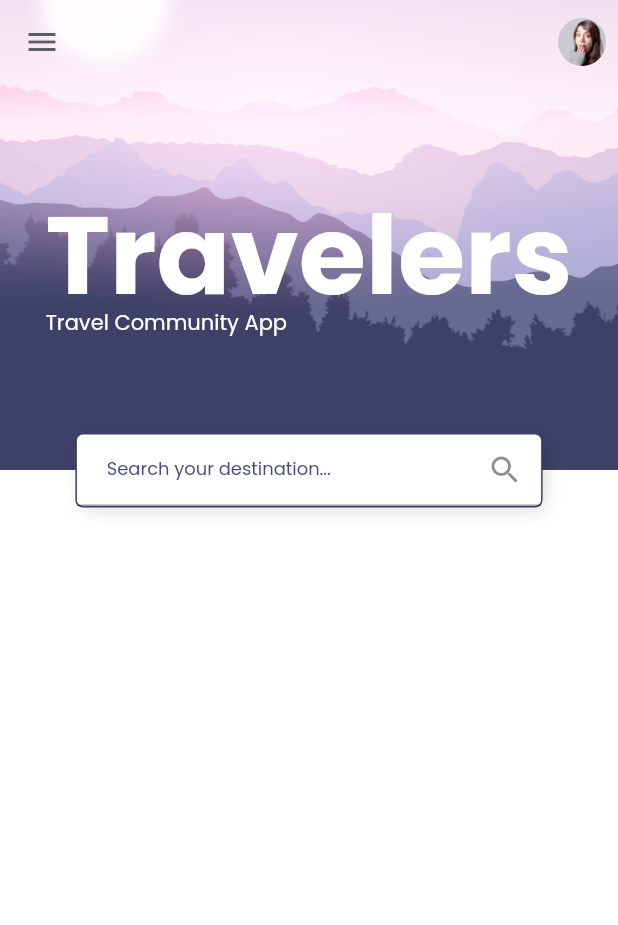
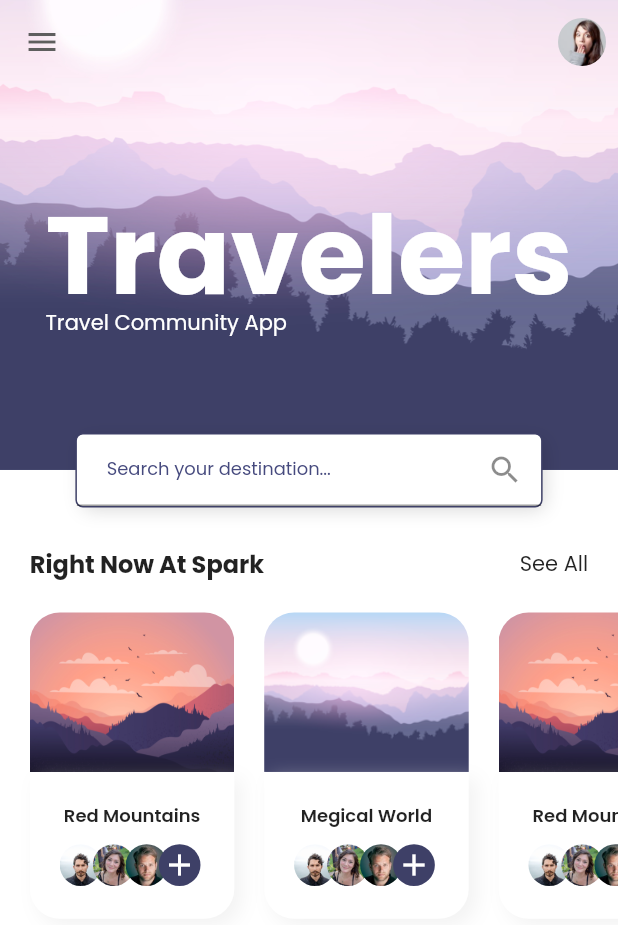
Before and after one commit to ijaewon/Travel_App, a Flutter app: the screen it shows after launch, on a phone screen of 412 x 824 dp. Shown: the top 925 px of the screen. Run offline on Flutter 3.47's test engine with Material 2 defaults, Android fonts, the phone set to English and light mode, and no system bars; our stand-ins replace google_fonts.

Commit message:
Popular PlaceCard done

```diff
--- /dev/null
+++ b/lib/components/place_card.dart
@@ -0,0 +1,117 @@
+import 'package:flutter/material.dart';
+import 'package:travel/constants.dart';
+import 'package:travel/models/TravelSpot.dart';
+import 'package:travel/models/User.dart';
+import 'package:travel/size_config.dart';
+
+class PlaceCard extends StatelessWidget {
+  const PlaceCard({Key key, @required this.travelSpot, @required this.press})
+      : super(key: key);
+
+  final TravelSpot travelSpot;
+  final GestureTapCallback press;
+
+  @override
+  Widget build(BuildContext context) {
+    return SizedBox(
+      width: getProportionateScreenWidth(137),
+      child: Column(
+        children: [
+          AspectRatio(
+            aspectRatio: 1.28,
+            child: Container(
+              decoration: BoxDecoration(
+                  borderRadius: BorderRadius.only(
+                    topLeft: Radius.circular(20),
+                    topRight: Radius.circular(20),
+                  ),
+                  image: DecorationImage(
+                    image: AssetImage(travelSpot.image),
+                    fit: BoxFit.cover,
+                  )),
+            ),
+          ),
+          Container(
+            width: getProportionateScreenWidth(137),
+            padding:
+                EdgeInsets.all(getProportionateScreenWidth(kDefaultPadding)),
+            decoration: BoxDecoration(
+                color: Colors.white,
+                borderRadius: BorderRadius.only(
+                    bottomLeft: Radius.circular(20),
+                    bottomRight: Radius.circular(20)),
+                boxShadow: [kDefualtShadow]),
+            child: Column(
+              children: [
+                Text(
+                  travelSpot.name,
+                  style: TextStyle(fontSize: 12, fontWeight: FontWeight.w600),
+                ),
+                VerticalSpacing(
+                  of: 10,
+                ),
+                Travelers(
+                  users: travelSpot.users,
+                )
+              ],
+            ),
+          ),
+        ],
+      ),
+    );
+  }
+}
+
+class Travelers extends StatelessWidget {
+  const Travelers({Key key, @required this.users}) : super(key: key);
+
+  final List<User> users;
+
+  @override
+  Widget build(BuildContext context) {
+    int totalUser = 0;
+
+    return SizedBox(
+      width: double.infinity,
+      height: getProportionateScreenWidth(30),
+      child: Stack(
+        children: [
+          ...List.generate(users.length, (index) {
+            totalUser++;
+            return Positioned(
+                left: (22 * index).toDouble(), child: buildTravelerFace(index));
+          }),
+          Positioned(
+            left: (22 * totalUser).toDouble(),
+            child: SizedBox(
+              height: getProportionateScreenWidth(28),
+              width: getProportionateScreenWidth(28),
+              child: FlatButton(
+                color: kPrimaryColor,
+                padding: EdgeInsets.zero,
+                shape: RoundedRectangleBorder(
+                    borderRadius: BorderRadius.circular(30)),
+                onPressed: () {},
+                child: Icon(
+                  Icons.add,
+                  color: Colors.white,
+                ),
+              ),
+            ),
+          )
+        ],
+      ),
+    );
+  }
+
+  ClipOval buildTravelerFace(int index) {
+    return ClipOval(
+      child: Image.asset(
+        travelSpots[0].users[index].image,
+        height: getProportionateScreenWidth(28),
+        width: getProportionateScreenWidth(28),
+        fit: BoxFit.cover,
+      ),
+    );
+  }
+}
--- /dev/null
+++ b/lib/components/section_title.dart
@@ -0,0 +1,32 @@
+import 'package:flutter/material.dart';
+import 'package:travel/constants.dart';
+import 'package:travel/size_config.dart';
+
+class SeletionTitle extends StatelessWidget {
+  const SeletionTitle({
+    Key key,
+    @required this.title,
+    @required this.press,
+  }) : super(key: key);
+
+  final String title;
+  final GestureTapCallback press;
+
+  @override
+  Widget build(BuildContext context) {
+    return Padding(
+      padding: EdgeInsets.symmetric(
+          horizontal: getProportionateScreenWidth(kDefaultPadding)),
+      child: Row(
+        children: [
+          Text(
+            title,
+            style: TextStyle(fontSize: 16, fontWeight: FontWeight.bold),
+          ),
+          Spacer(),
+          GestureDetector(onTap: press, child: Text("See All"))
+        ],
+      ),
+    );
+  }
+}
--- a/lib/screens/home/components/body.dart
+++ b/lib/screens/home/components/body.dart
@@ -1,5 +1,7 @@
 import 'package:flutter/material.dart';
 import 'package:travel/screens/home/components/home_header.dart';
+import 'package:travel/screens/home/components/popular_places.dart';
+import 'package:travel/size_config.dart';
 
 class Body extends StatelessWidget {
   @override
@@ -9,6 +11,9 @@ class Body extends StatelessWidget {
       child: Column(
         children: [
           HomeHeader(),
+          VerticalSpacing(),
+          VerticalSpacing(),
+          PopularPlaces()
         ],
       ),
     );
--- /dev/null
+++ b/lib/screens/home/components/popular_places.dart
@@ -0,0 +1,48 @@
+import 'package:flutter/material.dart';
+import 'package:travel/components/place_card.dart';
+import 'package:travel/components/section_title.dart';
+import 'package:travel/models/TravelSpot.dart';
+import 'package:travel/size_config.dart';
+
+class PopularPlaces extends StatelessWidget {
+  const PopularPlaces({
+    Key key,
+  }) : super(key: key);
+
+  @override
+  Widget build(BuildContext context) {
+    return Column(
+      children: [
+        SeletionTitle(
+          title: "Right Now At Spark",
+          press: () {},
+        ),
+        VerticalSpacing(
+          of: 20,
+        ),
+        SingleChildScrollView(
+          clipBehavior: Clip.none,
+          scrollDirection: Axis.horizontal, // Set Scroll Direction Horizontal
+          child: Row(
+            children: [
+              ...List.generate(
+                travelSpots.length,
+                (index) => Padding(
+                  padding:
+                      EdgeInsets.only(left: getProportionateScreenWidth(20)),
+                  child: PlaceCard(
+                    travelSpot: travelSpots[index],
+                    press: () {},
+                  ),
+                ),
+              ),
+              SizedBox(
+                width: getProportionateScreenWidth(20),
+              )
+            ],
+          ),
+        ),
+      ],
+    );
+  }
+}
```
